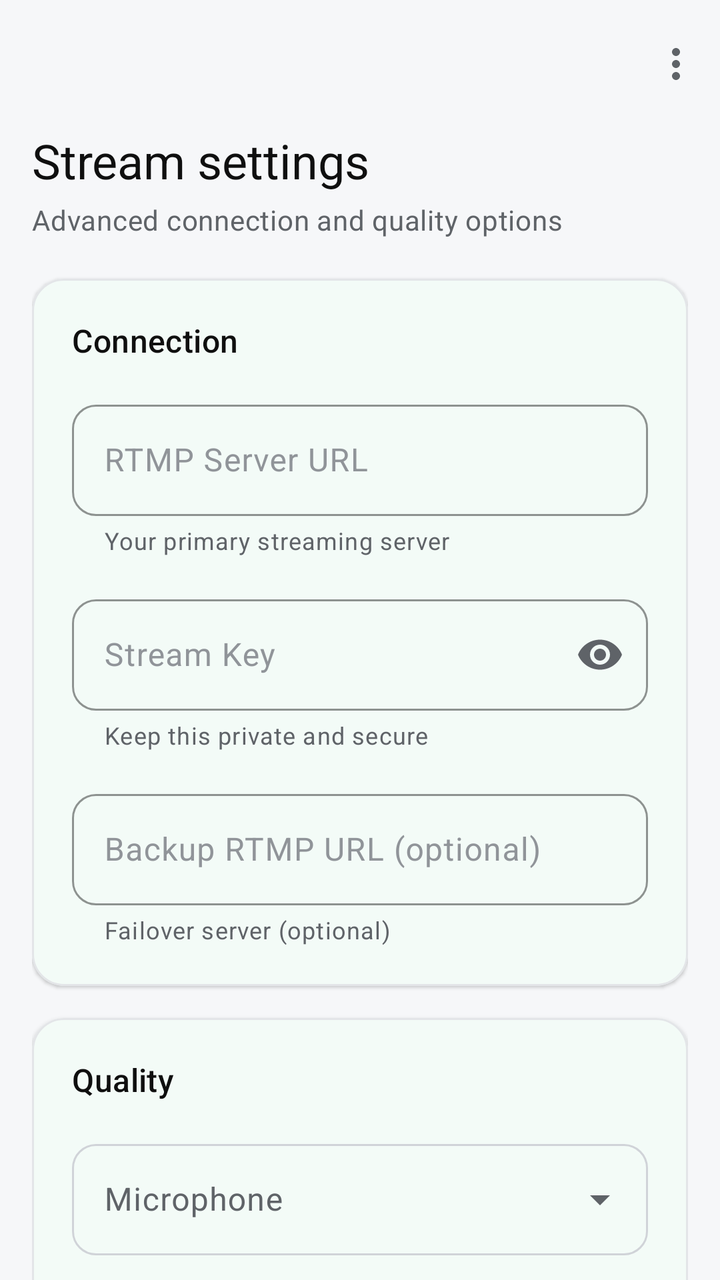
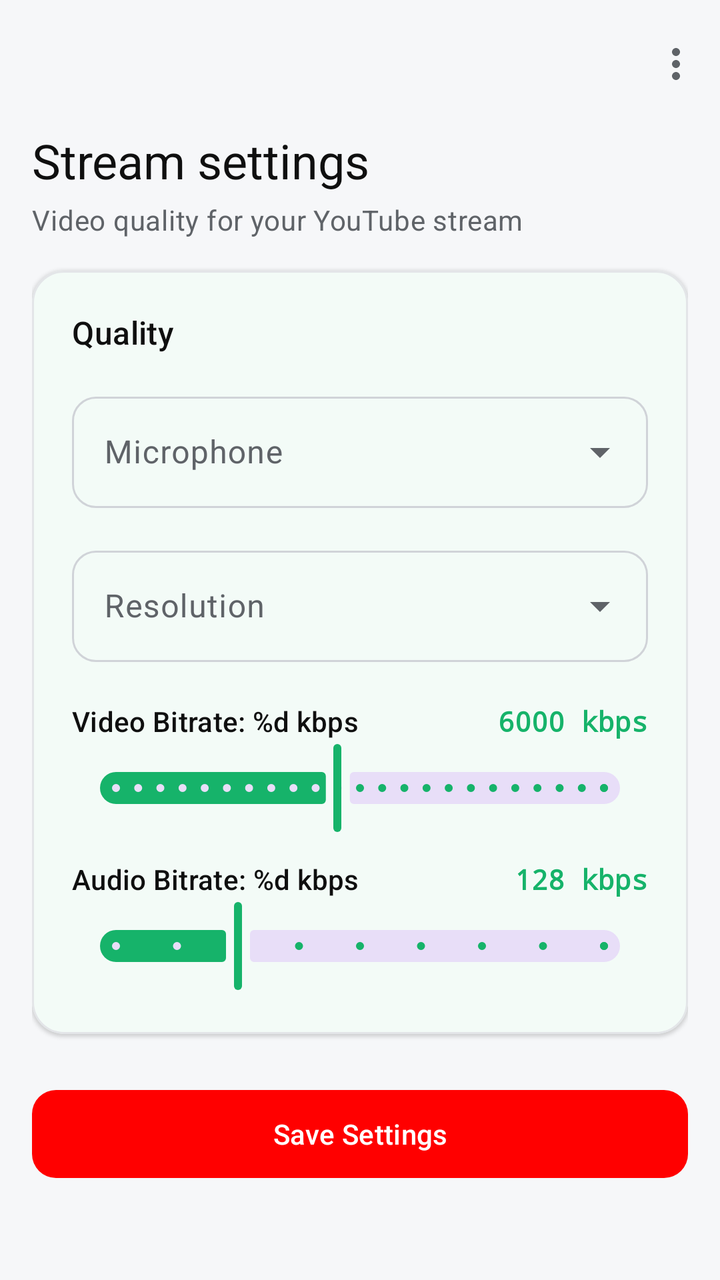

Before-and-after screenshots of an Android layout around one commit, followed by the original layout XML and the change that was made.
<!-- AndroidManifest.xml: application theme Theme.StreamForge -->
<!-- res/layout/activity_main.xml -->
<?xml version="1.0" encoding="utf-8"?>
<androidx.coordinatorlayout.widget.CoordinatorLayout
    xmlns:android="http://schemas.android.com/apk/res/android"
    xmlns:app="http://schemas.android.com/apk/res-auto"
    xmlns:tools="http://schemas.android.com/tools"
    android:layout_width="match_parent"
    android:layout_height="match_parent"
    android:background="@color/surface_dark"
    android:fitsSystemWindows="true"
    tools:context=".MainActivity">

    <com.google.android.material.appbar.AppBarLayout
        android:id="@+id/appBar"
        android:layout_width="match_parent"
        android:layout_height="wrap_content"
        android:background="@android:color/transparent"
        app:elevation="0dp">

        <com.google.android.material.appbar.MaterialToolbar
            android:id="@+id/toolbar"
            android:layout_width="match_parent"
            android:layout_height="?attr/actionBarSize"
            android:background="@android:color/transparent"
            app:menu="@menu/menu_main"
            app:titleTextColor="@color/text_primary" />

    </com.google.android.material.appbar.AppBarLayout>

    <androidx.core.widget.NestedScrollView
        android:layout_width="match_parent"
        android:layout_height="match_parent"
        android:clipToPadding="false"
        android:fillViewport="true"
        android:paddingHorizontal="@dimen/screen_margin"
        android:paddingBottom="@dimen/space_2xl"
        app:layout_behavior="@string/appbar_scrolling_view_behavior">

        <LinearLayout
            android:layout_width="match_parent"
            android:layout_height="wrap_content"
            android:orientation="vertical">

            
            <TextView
                android:id="@+id/tvWelcome"
                android:layout_width="wrap_content"
                android:layout_height="wrap_content"
                android:text="Stream settings"
                android:textAppearance="@style/TextAppearance.SF.HeadlineLarge" />

            <TextView
                android:layout_width="wrap_content"
                android:layout_height="wrap_content"
                android:layout_marginTop="@dimen/space_xs"
                android:text="Advanced connection and quality options"
                android:textAppearance="@style/TextAppearance.SF.BodyMedium" />

            
            <com.google.android.material.card.MaterialCardView
                android:id="@+id/streamSettingsCard"
                style="@style/Widget.StreamForge.Card"
                android:layout_width="match_parent"
                android:layout_height="wrap_content"
                android:layout_marginTop="@dimen/space_xl"
                app:contentPadding="@dimen/space_xl">

                <LinearLayout
                    android:layout_width="match_parent"
                    android:layout_height="wrap_content"
                    android:orientation="vertical">

                    <TextView
                        android:layout_width="wrap_content"
                        android:layout_height="wrap_content"
                        android:layout_marginBottom="@dimen/space_lg"
                        android:text="Connection"
                        android:textAppearance="@style/TextAppearance.SF.TitleMedium" />

                    <com.google.android.material.textfield.TextInputLayout
                        android:id="@+id/tilRtmpUrl"
                        style="@style/Widget.StreamForge.TextInput"
                        android:layout_width="match_parent"
                        android:layout_height="wrap_content"
                        android:hint="@string/rtmp_url_label"
                        app:errorEnabled="true"
                        app:helperText="Your primary streaming server">

                        <com.google.android.material.textfield.TextInputEditText
                            android:id="@+id/etRtmpUrl"
                            android:layout_width="match_parent"
                            android:layout_height="wrap_content"
                            android:inputType="textUri"
                            android:singleLine="true" />

                    </com.google.android.material.textfield.TextInputLayout>

                    <com.google.android.material.textfield.TextInputLayout
                        android:id="@+id/tilStreamKey"
                        style="@style/Widget.StreamForge.TextInput"
                        android:layout_width="match_parent"
                        android:layout_height="wrap_content"
                        android:layout_marginTop="@dimen/space_lg"
                        android:hint="@string/stream_key_label"
                        app:endIconMode="password_toggle"
                        app:errorEnabled="true"
                        app:helperText="Keep this private and secure">

                        <com.google.android.material.textfield.TextInputEditText
                            android:id="@+id/etStreamKey"
                            android:layout_width="match_parent"
                            android:layout_height="wrap_content"
                            android:inputType="textPassword"
                            android:singleLine="true" />

                    </com.google.android.material.textfield.TextInputLayout>

                    <com.google.android.material.textfield.TextInputLayout
                        android:id="@+id/tilBackupRtmpUrl"
                        style="@style/Widget.StreamForge.TextInput"
                        android:layout_width="match_parent"
                        android:layout_height="wrap_content"
                        android:layout_marginTop="@dimen/space_lg"
                        android:hint="@string/backup_rtmp_url_label"
                        app:errorEnabled="true"
                        app:helperText="Failover server (optional)">

                        <com.google.android.material.textfield.TextInputEditText
                            android:id="@+id/etBackupRtmpUrl"
                            android:layout_width="match_parent"
                            android:layout_height="wrap_content"
                            android:inputType="textUri"
                            android:singleLine="true" />

                    </com.google.android.material.textfield.TextInputLayout>

                </LinearLayout>

            </com.google.android.material.card.MaterialCardView>

            
            <com.google.android.material.card.MaterialCardView
                android:id="@+id/qualitySettingsCard"
                style="@style/Widget.StreamForge.Card"
                android:layout_width="match_parent"
                android:layout_height="wrap_content"
                android:layout_marginTop="@dimen/space_lg"
                app:contentPadding="@dimen/space_xl">

                <LinearLayout
                    android:layout_width="match_parent"
                    android:layout_height="wrap_content"
                    android:orientation="vertical">

                    <TextView
                        android:layout_width="wrap_content"
                        android:layout_height="wrap_content"
                        android:layout_marginBottom="@dimen/space_lg"
                        android:text="Quality"
                        android:textAppearance="@style/TextAppearance.SF.TitleMedium" />

                    <com.google.android.material.textfield.TextInputLayout
                        android:id="@+id/tilMicSource"
                        style="@style/Widget.Material3.TextInputLayout.OutlinedBox.ExposedDropdownMenu"
                        android:layout_width="match_parent"
                        android:layout_height="wrap_content"
                        android:hint="@string/mic_source_label">

                        <AutoCompleteTextView
                            android:id="@+id/actvMicSource"
                            android:layout_width="match_parent"
                            android:layout_height="wrap_content"
                            android:inputType="none" />

                    </com.google.android.material.textfield.TextInputLayout>

                    <com.google.android.material.textfield.TextInputLayout
                        android:id="@+id/tilResolution"
                        style="@style/Widget.Material3.TextInputLayout.OutlinedBox.ExposedDropdownMenu"
                        android:layout_width="match_parent"
                        android:layout_height="wrap_content"
                        android:layout_marginTop="@dimen/space_lg"
                        android:hint="@string/resolution_label">

                        <AutoCompleteTextView
                            android:id="@+id/actvResolution"
                            android:layout_width="match_parent"
                            android:layout_height="wrap_content"
                            android:inputType="none" />

                    </com.google.android.material.textfield.TextInputLayout>

                    
                    <LinearLayout
                        android:layout_width="match_parent"
                        android:layout_height="wrap_content"
                        android:layout_marginTop="@dimen/space_xl"
                        android:gravity="center_vertical"
                        android:orientation="horizontal">

                        <TextView
                            android:layout_width="0dp"
                            android:layout_height="wrap_content"
                            android:layout_weight="1"
                            android:text="@string/video_bitrate_label"
                            android:textAppearance="@style/TextAppearance.SF.Label" />

                        <TextView
                            android:id="@+id/tvVideoBitrateValue"
                            android:layout_width="wrap_content"
                            android:layout_height="wrap_content"
                            android:fontFamily="monospace"
                            android:text="6000 kbps"
                            android:textColor="@color/action_green"
                            android:textStyle="bold" />

                    </LinearLayout>

                    <com.google.android.material.slider.Slider
                        android:id="@+id/sliderVideoBitrate"
                        android:layout_width="match_parent"
                        android:layout_height="wrap_content"
                        android:stepSize="500"
                        android:value="6000"
                        android:valueFrom="1000"
                        android:valueTo="12000" />

                    
                    <LinearLayout
                        android:layout_width="match_parent"
                        android:layout_height="wrap_content"
                        android:layout_marginTop="@dimen/space_md"
                        android:gravity="center_vertical"
                        android:orientation="horizontal">

                        <TextView
                            android:layout_width="0dp"
                            android:layout_height="wrap_content"
                            android:layout_weight="1"
                            android:text="@string/audio_bitrate_label"
                            android:textAppearance="@style/TextAppearance.SF.Label" />

                        <TextView
                            android:id="@+id/tvAudioBitrateValue"
                            android:layout_width="wrap_content"
                            android:layout_height="wrap_content"
                            android:fontFamily="monospace"
                            android:text="128 kbps"
                            android:textColor="@color/action_green"
                            android:textStyle="bold" />

                    </LinearLayout>

                    <com.google.android.material.slider.Slider
                        android:id="@+id/sliderAudioBitrate"
                        android:layout_width="match_parent"
                        android:layout_height="wrap_content"
                        android:stepSize="32"
                        android:value="128"
                        android:valueFrom="64"
                        android:valueTo="320" />

                </LinearLayout>

            </com.google.android.material.card.MaterialCardView>

            
            <com.google.android.material.button.MaterialButton
                android:id="@+id/btnSaveAndGoLive"
                style="@style/Widget.StreamForge.Button.Live"
                android:layout_width="match_parent"
                android:layout_height="wrap_content"
                android:layout_marginTop="@dimen/space_2xl"
                android:text="@string/save_and_go_live"
                android:textColor="@color/text_on_primary"
                app:cornerRadius="@dimen/radius_sm"
                app:icon="@drawable/ic_live_dot"
                app:iconGravity="textStart"
                app:iconPadding="@dimen/space_sm"
                app:iconTint="@color/text_on_primary" />

        </LinearLayout>

    </androidx.core.widget.NestedScrollView>

</androidx.coordinatorlayout.widget.CoordinatorLayout>
<!-- resources referenced by this layout -->
<resources>
  <color name="action_green">#16B36A</color>
  <color name="surface_dark">#F6F7F9</color>
  <color name="text_on_primary">#FFFFFF</color>
  <color name="text_primary">#0F0F0F</color>
  <dimen name="radius_sm">12dp</dimen>
  <dimen name="screen_margin">16dp</dimen>
  <dimen name="space_2xl">24dp</dimen>
  <dimen name="space_lg">16dp</dimen>
  <dimen name="space_md">12dp</dimen>
  <dimen name="space_sm">8dp</dimen>
  <dimen name="space_xl">20dp</dimen>
  <dimen name="space_xs">4dp</dimen>
  <!-- drawable ic_live_dot (drawable) -->
  <?xml version="1.0" encoding="utf-8"?>
  <vector xmlns:android="http://schemas.android.com/apk/res/android"
      android:width="24dp"
      android:height="24dp"
      android:viewportWidth="24"
      android:viewportHeight="24">
      <path
          android:fillColor="#FF1744"
          android:pathData="M12,12m-8,0a8,8 0,1 1,16 0a8,8 0,1 1,-16 0" />
      <path
          android:fillColor="#FFFFFF"
          android:pathData="M12,12m-4,0a4,4 0,1 1,8 0a4,4 0,1 1,-8 0" />
  </vector>
  <string name="audio_bitrate_label">Audio Bitrate: %d kbps</string>
  <string name="backup_rtmp_url_label">Backup RTMP URL (optional)</string>
  <string name="mic_source_label">Microphone</string>
  <string name="resolution_label">Resolution</string>
  <string name="rtmp_url_label">RTMP Server URL</string>
  <string name="save_and_go_live">Save &amp; Go Live</string>
  <string name="stream_key_label">Stream Key</string>
  <string name="video_bitrate_label">Video Bitrate: %d kbps</string>
  <style name="TextAppearance.SF.BodyMedium" parent="TextAppearance.Material3.BodyMedium">
          <item name="android:textColor">@color/text_secondary</item>
          <item name="android:textSize">14sp</item>
      </style>
  <style name="TextAppearance.SF.HeadlineLarge" parent="TextAppearance.Material3.HeadlineSmall">
          <item name="android:fontFamily">sans-serif-medium</item>
          <item name="android:textColor">@color/text_primary</item>
          <item name="android:textSize">24sp</item>
      </style>
  <style name="TextAppearance.SF.Label" parent="TextAppearance.Material3.LabelLarge">
          <item name="android:fontFamily">sans-serif-medium</item>
          <item name="android:textColor">@color/text_primary</item>
          <item name="android:textSize">14sp</item>
          <item name="android:textAllCaps">false</item>
      </style>
  <style name="TextAppearance.SF.TitleMedium" parent="TextAppearance.Material3.TitleMedium">
          <item name="android:fontFamily">sans-serif-medium</item>
          <item name="android:textColor">@color/text_primary</item>
          <item name="android:textSize">16sp</item>
      </style>
  <color name="text_secondary">#5F6368</color>
  <color name="status_live">#FF0000</color>
  <color name="surface_card">#FFFFFF</color>
  <dimen name="radius_md">16dp</dimen>
  <dimen name="elevation_card">1dp</dimen>
  <color name="divider">#E3E5E8</color>
  <color name="ripple_color">#1F000000</color>
  <color name="text_tertiary">#909499</color>
  <color name="on_action">#FFFFFF</color>
  <color name="action_green_container">#D6F5E6</color>
  <color name="on_action_container">#06371F</color>
  <color name="brand_secondary">#065FD4</color>
  <color name="brand_primary">#FF0000</color>
  <color name="surface_variant">#ECEEF1</color>
  <color name="surface_elevated">#F0F2F5</color>
  <color name="outline">#D0D3D8</color>
  <color name="status_error">#E84B5A</color>
  <style name="ShapeAppearance.SF.Small" parent="ShapeAppearance.Material3.Corner.Small">
          <item name="cornerSize">@dimen/radius_sm</item>
      </style>
  <style name="ShapeAppearance.SF.Medium" parent="ShapeAppearance.Material3.Corner.Medium">
          <item name="cornerSize">@dimen/radius_md</item>
      </style>
  <style name="ShapeAppearance.SF.Large" parent="ShapeAppearance.Material3.Corner.Large">
          <item name="cornerSize">@dimen/radius_lg</item>
      </style>
  <dimen name="button_height">52dp</dimen>
  <dimen name="radius_lg">20dp</dimen>
  <!-- unchanged entries left out for length: 5 -->
</resources>

<!-- the commit's change to res/layout/activity_main.xml (unified diff, before → after) -->
@@ -52,90 +52,8 @@
                 android:layout_width="wrap_content"
                 android:layout_height="wrap_content"
                 android:layout_marginTop="@dimen/space_xs"
-                android:text="Advanced connection and quality options"
+                android:text="Video quality for your YouTube stream"
                 android:textAppearance="@style/TextAppearance.SF.BodyMedium" />
-
-            
-            <com.google.android.material.card.MaterialCardView
-                android:id="@+id/streamSettingsCard"
-                style="@style/Widget.StreamForge.Card"
-                android:layout_width="match_parent"
-                android:layout_height="wrap_content"
-                android:layout_marginTop="@dimen/space_xl"
-                app:contentPadding="@dimen/space_xl">
-
-                <LinearLayout
-                    android:layout_width="match_parent"
-                    android:layout_height="wrap_content"
-                    android:orientation="vertical">
-
-                    <TextView
-                        android:layout_width="wrap_content"
-                        android:layout_height="wrap_content"
-                        android:layout_marginBottom="@dimen/space_lg"
-                        android:text="Connection"
-                        android:textAppearance="@style/TextAppearance.SF.TitleMedium" />
-
-                    <com.google.android.material.textfield.TextInputLayout
-                        android:id="@+id/tilRtmpUrl"
-                        style="@style/Widget.StreamForge.TextInput"
-                        android:layout_width="match_parent"
-                        android:layout_height="wrap_content"
-                        android:hint="@string/rtmp_url_label"
-                        app:errorEnabled="true"
-                        app:helperText="Your primary streaming server">
-
-                        <com.google.android.material.textfield.TextInputEditText
-                            android:id="@+id/etRtmpUrl"
-                            android:layout_width="match_parent"
-                            android:layout_height="wrap_content"
-                            android:inputType="textUri"
-                            android:singleLine="true" />
-
-                    </com.google.android.material.textfield.TextInputLayout>
-
-                    <com.google.android.material.textfield.TextInputLayout
-                        android:id="@+id/tilStreamKey"
-                        style="@style/Widget.StreamForge.TextInput"
-                        android:layout_width="match_parent"
-                        android:layout_height="wrap_content"
-                        android:layout_marginTop="@dimen/space_lg"
-                        android:hint="@string/stream_key_label"
-                        app:endIconMode="password_toggle"
-                        app:errorEnabled="true"
-                        app:helperText="Keep this private and secure">
-
-                        <com.google.android.material.textfield.TextInputEditText
-                            android:id="@+id/etStreamKey"
-                            android:layout_width="match_parent"
-                            android:layout_height="wrap_content"
-                            android:inputType="textPassword"
-                            android:singleLine="true" />
-
-                    </com.google.android.material.textfield.TextInputLayout>
-
-                    <com.google.android.material.textfield.TextInputLayout
-                        android:id="@+id/tilBackupRtmpUrl"
-                        style="@style/Widget.StreamForge.TextInput"
-                        android:layout_width="match_parent"
-                        android:layout_height="wrap_content"
-                        android:layout_marginTop="@dimen/space_lg"
-                        android:hint="@string/backup_rtmp_url_label"
-                        app:errorEnabled="true"
-                        app:helperText="Failover server (optional)">
-
-                        <com.google.android.material.textfield.TextInputEditText
-                            android:id="@+id/etBackupRtmpUrl"
-                            android:layout_width="match_parent"
-                            android:layout_height="wrap_content"
-                            android:inputType="textUri"
-                            android:singleLine="true" />
-
-                    </com.google.android.material.textfield.TextInputLayout>
-
-                </LinearLayout>
-
-            </com.google.android.material.card.MaterialCardView>
 
             
             <com.google.android.material.card.MaterialCardView
@@ -270,13 +188,9 @@
                 android:layout_width="match_parent"
                 android:layout_height="wrap_content"
                 android:layout_marginTop="@dimen/space_2xl"
-                android:text="@string/save_and_go_live"
+                android:text="@string/save_settings"
                 android:textColor="@color/text_on_primary"
-                app:cornerRadius="@dimen/radius_sm"
-                app:icon="@drawable/ic_live_dot"
-                app:iconGravity="textStart"
-                app:iconPadding="@dimen/space_sm"
-                app:iconTint="@color/text_on_primary" />
+                app:cornerRadius="@dimen/radius_sm" />
 
         </LinearLayout>
 
<!-- resource entries referenced after the edit -->
@@ -12,27 +12,10 @@
   <dimen name="space_sm">8dp</dimen>
   <dimen name="space_xl">20dp</dimen>
   <dimen name="space_xs">4dp</dimen>
-  <!-- drawable ic_live_dot (drawable) -->
-  <?xml version="1.0" encoding="utf-8"?>
-  <vector xmlns:android="http://schemas.android.com/apk/res/android"
-      android:width="24dp"
-      android:height="24dp"
-      android:viewportWidth="24"
-      android:viewportHeight="24">
-      <path
-          android:fillColor="#FF1744"
-          android:pathData="M12,12m-8,0a8,8 0,1 1,16 0a8,8 0,1 1,-16 0" />
-      <path
-          android:fillColor="#FFFFFF"
-          android:pathData="M12,12m-4,0a4,4 0,1 1,8 0a4,4 0,1 1,-8 0" />
-  </vector>
   <string name="audio_bitrate_label">Audio Bitrate: %d kbps</string>
-  <string name="backup_rtmp_url_label">Backup RTMP URL (optional)</string>
   <string name="mic_source_label">Microphone</string>
   <string name="resolution_label">Resolution</string>
-  <string name="rtmp_url_label">RTMP Server URL</string>
-  <string name="save_and_go_live">Save &amp; Go Live</string>
-  <string name="stream_key_label">Stream Key</string>
+  <string name="save_settings">Save Settings</string>
   <string name="video_bitrate_label">Video Bitrate: %d kbps</string>
   <style name="TextAppearance.SF.BodyMedium" parent="TextAppearance.Material3.BodyMedium">
           <item name="android:textColor">@color/text_secondary</item>
